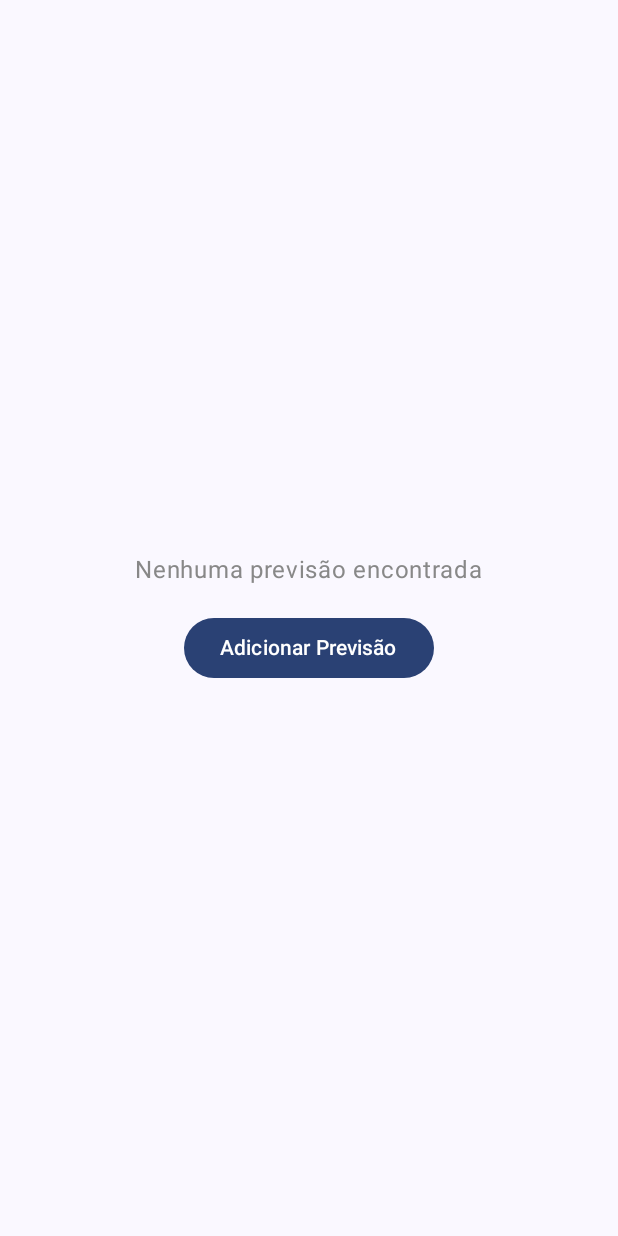
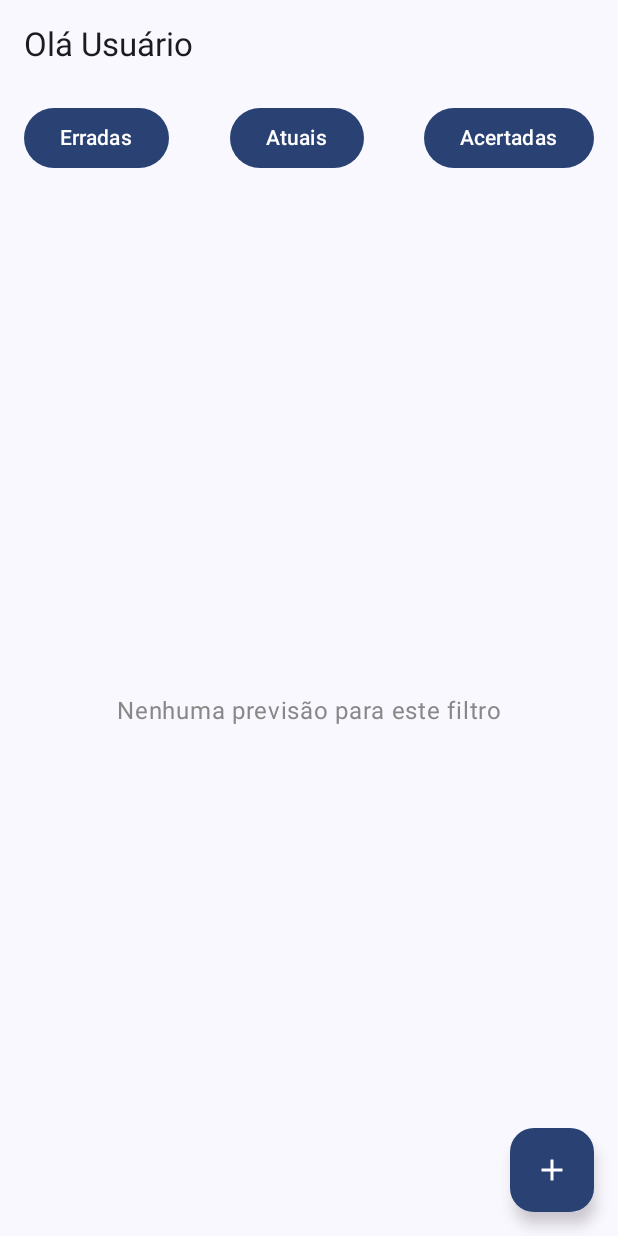
Before and after one commit to itallume/dinah-vision, an Android app built with Jetpack Compose: the HomeScreen screen opened through its navigation route, on a phone screen of 412 x 824 dp. Run offline under Robolectric (Android 15) with nearby library versions, the light colour scheme and no system bars; our stand-ins replace Firebase (no records; nobody signed in at launch, a user with empty details on screens opened directly).

Commit message:
feat: type prevision filter on homescreen, current, wrong and correct

```diff
--- a/app/src/main/java/com/example/dinahvision/models/Prevision.kt
+++ b/app/src/main/java/com/example/dinahvision/models/Prevision.kt
@@ -13,7 +13,7 @@ data class Prevision(
     var endDate: Timestamp? = null,
     var predicted: Boolean = false,
     var userId: String = "",
-    var  finished: Boolean = false
+    var finished: Boolean = false
 ) {
     @DocumentId
     var id: String = ""
--- a/app/src/main/java/com/example/dinahvision/screens/HomeScreen.kt
+++ b/app/src/main/java/com/example/dinahvision/screens/HomeScreen.kt
@@ -1,9 +1,10 @@
 package com.example.dinahvision.screens
+
 import android.util.Log
+import androidx.compose.foundation.background
 import androidx.compose.foundation.layout.Arrangement
 import androidx.compose.foundation.layout.Box
 import androidx.compose.foundation.layout.Column
-import androidx.compose.foundation.layout.PaddingValues
 import androidx.compose.foundation.layout.Row
 import androidx.compose.foundation.layout.fillMaxSize
 import androidx.compose.foundation.layout.fillMaxWidth
@@ -11,11 +12,11 @@ import androidx.compose.foundation.layout.padding
 import androidx.compose.foundation.layout.size
 import androidx.compose.foundation.lazy.LazyColumn
 import androidx.compose.foundation.lazy.items
-import androidx.compose.foundation.text.KeyboardOptions
 import androidx.compose.material.icons.Icons
 import androidx.compose.material.icons.filled.Add
 import androidx.compose.material3.AlertDialog
 import androidx.compose.material3.Button
+import androidx.compose.material3.ButtonDefaults
 import androidx.compose.material3.Card
 import androidx.compose.material3.CardDefaults
 import androidx.compose.material3.CircularProgressIndicator
@@ -40,10 +41,8 @@ import androidx.compose.runtime.setValue
 import androidx.compose.ui.Alignment
 import androidx.compose.ui.Modifier
 import androidx.compose.ui.graphics.Color
-import androidx.compose.ui.text.input.KeyboardType
 import androidx.compose.ui.unit.dp
 import com.example.dinahvision.models.Prevision
-import com.example.dinahvision.models.User
 import com.example.dinahvision.models.User.Companion.currentUser
 import com.example.dinahvision.repository.PrevisionDAO
 import com.google.firebase.Timestamp
@@ -54,6 +53,9 @@ import java.text.SimpleDateFormat
 import java.util.Calendar
 import java.util.Date
 import java.util.Locale
+
+// Enum para tipos de filtro
+private enum class PrevisionFilter { CURRENT, WRONG, CORRECT }
 
 @OptIn(ExperimentalMaterial3Api::class)
 @Composable
@@ -69,6 +71,9 @@ fun HomeScreen(modifier: Modifier) {
     var modalErrorMessage by remember { mutableStateOf<String?>(null) }
     var showModalError by remember { mutableStateOf(false) }
 
+    // Estado do filtro ativo
+    var currentFilter by remember { mutableStateOf(PrevisionFilter.CURRENT) }
+
     val dateFormatter = remember { SimpleDateFormat("dd/MM/yyyy", Locale.getDefault()) }
     val scope = rememberCoroutineScope()
 
@@ -76,8 +81,10 @@ fun HomeScreen(modifier: Modifier) {
         scope.launch {
             try {
                 listPredictions = PrevisionDAO().listPredictionsByUser()
+            } catch (e: Exception) {
+                Log.e("HomeScreen", "Erro ao carregar previsões", e)
+            } finally {
                 isLoading = false
-            } catch (e: Exception) {
             }
         }
     }
@@ -86,57 +93,92 @@ fun HomeScreen(modifier: Modifier) {
         loadPredictions()
     }
 
-    // Corrige o problema do fuso horário (timezone)
-    fun adjustTimezone(date: Date): Date {
-        val calendar = Calendar.getInstance()
-        calendar.time = date
-        calendar.add(Calendar.HOUR_OF_DAY, 3)
-        return calendar.time
+    // Filtra a lista conforme o filtro selecionado
+    val filteredList = listPredictions.filter { p ->
+        when (currentFilter) {
+            PrevisionFilter.CURRENT -> !p.finished
+            PrevisionFilter.WRONG -> p.finished && !p.predicted
+            PrevisionFilter.CORRECT -> p.finished && p.predicted
+        }
     }
 
     Box(modifier = modifier.fillMaxSize(), contentAlignment = Alignment.Center) {
-        // Conteúdo principal da tela
         if (isLoading) {
             CircularProgressIndicator()
-        } else if (listPredictions.isEmpty()) {
-            Column(
-                horizontalAlignment = Alignment.CenterHorizontally,
-                verticalArrangement = Arrangement.Center
-            ) {
-                Text("Nenhuma previsão encontrada", color = Color.Gray)
-                Button(
-                    onClick = { showDialog = true },
-                    modifier = Modifier.padding(top = 16.dp)
-                ) {
-                    Text("Adicionar Previsão")
-                }
-            }
         } else {
             Column(modifier = Modifier.fillMaxSize()) {
                 Text(
-                    text = "Olá ${currentUser!!.username}",
+                    text = "Olá ${currentUser?.username ?: "Usuário"}",
                     modifier = Modifier.padding(16.dp),
                     style = MaterialTheme.typography.titleLarge
                 )
 
+                // Row de botões de filtro
+                Row(
+                    modifier = Modifier
+                        .fillMaxWidth()
+                        .padding(horizontal = 16.dp, vertical = 8.dp),
+                    horizontalArrangement = Arrangement.SpaceBetween
+                ) {
+                    Button( // vai setando cada botao desses pra o tipo apertado
+                        onClick = { currentFilter = PrevisionFilter.WRONG },
+                        colors = if (currentFilter == PrevisionFilter.WRONG)
+                            ButtonDefaults.buttonColors(containerColor = MaterialTheme.colorScheme.primary)
+                        else
+                            ButtonDefaults.buttonColors()
+                    ) {
+                        Text("Erradas")
+                    }
+                    Button(
+                        onClick = { currentFilter = PrevisionFilter.CURRENT },
+                        colors = if (currentFilter == PrevisionFilter.CURRENT)
+                            ButtonDefaults.buttonColors(containerColor = MaterialTheme.colorScheme.primary)
+                        else
+                            ButtonDefaults.buttonColors()
+                    ) {
+                        Text("Atuais")
+                    }
+                    Button(
+                        onClick = { currentFilter = PrevisionFilter.CORRECT },
+                        colors = if (currentFilter == PrevisionFilter.CORRECT)
+                            ButtonDefaults.buttonColors(containerColor = MaterialTheme.colorScheme.primary)
+                        else
+                            ButtonDefaults.buttonColors()
+                    ) {
+                        Text("Acertadas")
+                    }
+                }
+
+                // Lista de previsões filtradas
+                if (filteredList.isEmpty()) {
+                    Column(
+                        horizontalAlignment = Alignment.CenterHorizontally,
+                        verticalArrangement = Arrangement.Center,
+                        modifier = Modifier.fillMaxSize()
+                    ) {
+                        Text("Nenhuma previsão para este filtro", color = Color.Gray)
+                    }
+                } else {
                     LazyColumn(
-                    modifier = Modifier.weight(1f),
+                        modifier = Modifier
+                            .weight(1f)
+                            .fillMaxWidth(),
                         verticalArrangement = Arrangement.spacedBy(16.dp),
-                    contentPadding = PaddingValues(16.dp)
+                        contentPadding = androidx.compose.foundation.layout.PaddingValues(16.dp)
                     ) {
-                    items(listPredictions) { prevision ->
+                        items(filteredList) { prevision ->
                             PredictionCard(
                                 prevision = prevision,
                                 onPredictionUpdated = {
-                                scope.launch {
-                                    listPredictions = PrevisionDAO().listPredictionsByUser()
-                                }
+                                    loadPredictions()
                                 }
                             )
                         }
                     }
                 }
+            }
 
+            // FloatingActionButton e dialogs (mantém igual ao original)
             FloatingActionButton(
                 onClick = {
                     showDialog = true
@@ -150,7 +192,6 @@ fun HomeScreen(modifier: Modifier) {
             ) {
                 Icon(Icons.Default.Add, contentDescription = "Adicionar previsão")
             }
-        }
 
             if (showDialog) {
                 AlertDialog(
@@ -161,7 +202,6 @@ fun HomeScreen(modifier: Modifier) {
                     title = { Text("Nova Previsão") },
                     text = {
                         Column(modifier = Modifier.fillMaxWidth()) {
-                        // Campos do formulário
                             OutlinedTextField(
                                 value = newPrevision.title,
                                 onValueChange = { newPrevision = newPrevision.copy(title = it) },
@@ -170,7 +210,6 @@ fun HomeScreen(modifier: Modifier) {
                                     .fillMaxWidth()
                                     .padding(bottom = 8.dp)
                             )
-
                             OutlinedTextField(
                                 value = newPrevision.description,
                                 onValueChange = { newPrevision = newPrevision.copy(description = it) },
@@ -179,7 +218,6 @@ fun HomeScreen(modifier: Modifier) {
                                     .fillMaxWidth()
                                     .padding(bottom = 8.dp)
                             )
-
                             ElevatedButton(
                                 onClick = { showDatePicker = true },
                                 modifier = Modifier
@@ -187,11 +225,11 @@ fun HomeScreen(modifier: Modifier) {
                                     .padding(top = 8.dp)
                             ) {
                                 Text(
-                                text = selectedEndDate?.let { dateFormatter.format(adjustTimezone(it)) }
-                                    ?: "Selecione a data final"
+                                    text = selectedEndDate?.let {
+                                        dateFormatter.format(it)
+                                    } ?: "Selecione a data final"
                                 )
                             }
-
                             if (showModalError && !modalErrorMessage.isNullOrEmpty()) {
                                 Text(
                                     text = modalErrorMessage!!,
@@ -209,7 +247,6 @@ fun HomeScreen(modifier: Modifier) {
                                     showModalError = true
                                     return@Button
                                 }
-
                                 scope.launch {
                                     try {
                                         val finalPrevision = newPrevision.copy(
@@ -218,7 +255,6 @@ fun HomeScreen(modifier: Modifier) {
                                             predicted = false,
                                             userId = currentUser!!.uid
                                         )
-
                                         PrevisionDAO().savePrevision(finalPrevision)
                                         loadPredictions()
                                         showDialog = false
@@ -237,49 +273,37 @@ fun HomeScreen(modifier: Modifier) {
                         }
                     },
                     dismissButton = {
-                    TextButton(
-                        onClick = {
+                        TextButton(onClick = {
                             showDialog = false
                             showModalError = false
-                        }
-                    ) {
+                        }) {
                             Text("Cancelar")
                         }
                     }
                 )
             }
-
-        // DatePicker com ajuste de timezone
             if (showDatePicker) {
                 val datePickerState = rememberDatePickerState(
                     initialSelectedDateMillis = selectedEndDate?.time ?: System.currentTimeMillis()
                 )
-
                 DatePickerDialog(
                     onDismissRequest = { showDatePicker = false },
                     confirmButton = {
-                    Button(
-                        onClick = {
+                        Button(onClick = {
                             datePickerState.selectedDateMillis?.let {
-                                // Aplica o ajuste de timezone ao selecionar a data
                                 val calendar = Calendar.getInstance().apply {
                                     timeInMillis = it
-                                    add(Calendar.HOUR_OF_DAY, 3) // Ajuste para UTC-3
+                                    add(Calendar.HOUR_OF_DAY, 3)
                                 }
                                 selectedEndDate = calendar.time
                             }
                             showDatePicker = false
-                        }
-                    ) {
+                        }) {
                             Text("OK")
                         }
                     },
                     dismissButton = {
-                    TextButton(
-                        onClick = { showDatePicker = false }
-                    ) {
-                        Text("Cancelar")
-                    }
+                        TextButton(onClick = { showDatePicker = false }) { Text("Cancelar") }
                     }
                 ) {
                     DatePicker(state = datePickerState)
@@ -287,6 +311,9 @@ fun HomeScreen(modifier: Modifier) {
             }
         }
     }
+}
+
+
 @Composable
 fun PredictionCard(
     prevision: Prevision,
```
Also changed, not shown: 1 other file. Lines whose indentation alone changed are shown as unchanged.
